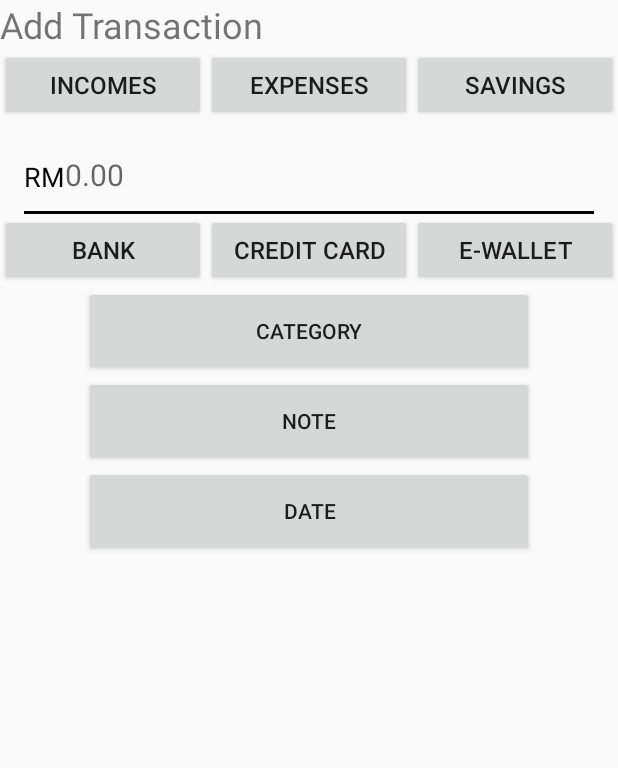
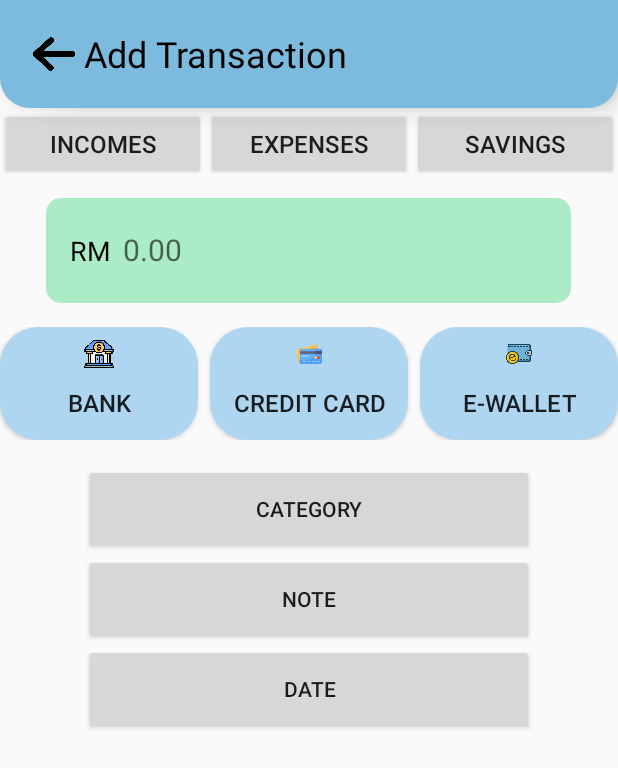
Before and after one commit to YungJKong/Finance_Budgeting_App, an Android app: the Transaction screen opened directly, with no data from a screen before it, after a tap on "ADD", on a phone screen of 412 x 824 dp. Shown: the top 768 px of the screen. Run offline under Robolectric (Android 15) with nearby library versions, the phone set to English and light mode, and no system bars.

Commit message:
UI design for transaction page

```diff
--- a/app/src/main/java/com/example/financebudgetingapp/AddTransaction.java
+++ b/app/src/main/java/com/example/financebudgetingapp/AddTransaction.java
@@ -3,6 +3,10 @@ package com.example.financebudgetingapp;
 import android.app.AlertDialog;
 import android.app.DatePickerDialog;
 import android.content.DialogInterface;
+import android.content.Intent;
+import android.graphics.Bitmap;
+import android.graphics.drawable.BitmapDrawable;
+import android.graphics.drawable.Drawable;
 import android.support.v7.app.AppCompatActivity;
 import android.os.Bundle;
 import android.view.LayoutInflater;
@@ -11,6 +15,8 @@ import android.view.View;
 import android.widget.ArrayAdapter;
 import android.widget.Button;
 import android.widget.EditText;
+import android.widget.ImageButton;
+import android.widget.ImageView;
 import android.widget.PopupMenu;
 import android.widget.Spinner;
 
@@ -24,6 +30,7 @@ public class AddTransaction extends AppCompatActivity {
     private Button btnBank, btnCredit, btnEwallet;
     private Button dateButton;
     private Calendar calendar;
+    private ImageView btnBack;
     @Override
     protected void onCreate(Bundle savedInstanceState) {
         super.onCreate(savedInstanceState);
@@ -32,6 +39,37 @@ public class AddTransaction extends AppCompatActivity {
         btnIncomes = findViewById(R.id.btnIncomes);
         btnExpenses = findViewById(R.id.btnExpenses);
         btnSavings = findViewById(R.id.btnSavings);
+        btnBank = findViewById(R.id.btnBank);
+        btnCredit = findViewById(R.id.btnCredit);
+        btnEwallet = findViewById(R.id.btnEwallet);
+        btnBack = findViewById(R.id.btnBack);
+
+        // Load the original drawable
+        Drawable originalDrawable = getResources().getDrawable(R.drawable.bank);
+        Drawable originalDrawable1 = getResources().getDrawable(R.drawable.credit_card);
+        Drawable originalDrawable2 = getResources().getDrawable(R.drawable.wallet);
+
+    // Calculate the desired width and height for the resized drawable
+        int desiredWidth = 30;  // Set your desired width in pixels
+        int desiredHeight = 30; // Set your desired height in pixels
+
+    // Resize the drawable
+        Drawable resizedDrawable = resizeDrawable(originalDrawable, desiredWidth, desiredHeight);
+        Drawable resizedDrawable1 = resizeDrawable(originalDrawable1, desiredWidth, desiredHeight);
+        Drawable resizedDrawable2 = resizeDrawable(originalDrawable2, desiredWidth, desiredHeight);
+
+    // Set the resized drawable as the top drawable for the Button
+        btnBank.setCompoundDrawablesWithIntrinsicBounds(null, resizedDrawable, null, null);
+        btnCredit.setCompoundDrawablesWithIntrinsicBounds(null, resizedDrawable1, null, null);
+        btnEwallet.setCompoundDrawablesWithIntrinsicBounds(null, resizedDrawable2, null, null);
+
+        btnBack.setOnClickListener(new View.OnClickListener() {
+            @Override
+            public void onClick(View view) {
+                // Handle the Home button click here
+                startActivity(new Intent(AddTransaction.this, Transaction.class));
+            }
+        });
 
         btnIncomes.setOnClickListener(new View.OnClickListener() {
             @Override
@@ -111,6 +149,14 @@ public class AddTransaction extends AppCompatActivity {
 
 
     }
+
+    private Drawable resizeDrawable(Drawable drawable, int width, int height) {
+        Bitmap bitmap = ((BitmapDrawable) drawable).getBitmap();
+        Bitmap resizedBitmap = Bitmap.createScaledBitmap(bitmap, width, height, false);
+        return new BitmapDrawable(getResources(), resizedBitmap);
+    }
+
+
     private void setActiveButton(Button activeButton) {
         btnIncomes.setEnabled(activeButton != btnIncomes);
         btnExpenses.setEnabled(activeButton != btnExpenses);
--- a/app/src/main/java/com/example/financebudgetingapp/Transaction.java
+++ b/app/src/main/java/com/example/financebudgetingapp/Transaction.java
@@ -5,8 +5,11 @@ import android.support.v7.app.AppCompatActivity;
 import android.os.Bundle;
 import android.view.View;
 import android.widget.Button;
+import android.widget.ImageButton;
 
 public class Transaction extends AppCompatActivity {
+
+    private ImageButton btnHome, btnAct, btnStat;
 
     private Button add;
     @Override
@@ -14,8 +17,35 @@ public class Transaction extends AppCompatActivity {
         super.onCreate(savedInstanceState);
         setContentView(R.layout.activity_transaction);
 
+        btnHome = findViewById(R.id.btnHome);
+        btnAct = findViewById(R.id.btnAct);
+        btnStat = findViewById(R.id.btnStat);
+        add = findViewById(R.id.addTran);
 
-        add = findViewById(R.id.addTran);
+        btnHome.setOnClickListener(new View.OnClickListener() {
+            @Override
+            public void onClick(View view) {
+                // Handle the Home button click here
+                startActivity(new Intent(Transaction.this, MainActivity.class));
+            }
+        });
+
+        btnAct.setOnClickListener(new View.OnClickListener() {
+            @Override
+            public void onClick(View view) {
+                // Handle the Activities button click here
+                // For example: startActivity(new Intent(MainActivity.this, ActivitiesActivity.class));
+                startActivity(new Intent(Transaction.this, com.example.financebudgetingapp.Transaction.class));
+            }
+        });
+
+        btnStat.setOnClickListener(new View.OnClickListener() {
+            @Override
+            public void onClick(View view) {
+                // Handle the Statistics button click here
+                // For example: startActivity(new Intent(MainActivity.this, StatisticsActivity.class));
+            }
+        });
         add.setOnClickListener(new View.OnClickListener() {
             @Override
             public void onClick(View view) {
--- /dev/null
+++ b/app/src/main/res/drawable/box4.xml
@@ -0,0 +1,8 @@
+<?xml version="1.0" encoding="utf-8"?>
+<shape xmlns:android="http://schemas.android.com/apk/res/android">
+    <solid android:color="#ABEBC6" /> <!-- Background color -->
+    <corners android:radius="10dp" /> <!-- Rounded corner radius -->
+    <size
+        android:width="180dp"
+        android:height="50dp" /> <!-- Custom height -->
+</shape>
--- /dev/null
+++ b/app/src/main/res/drawable/rounded_button.xml
@@ -0,0 +1,5 @@
+<?xml version="1.0" encoding="utf-8"?>
+<shape xmlns:android="http://schemas.android.com/apk/res/android">
+    <solid android:color="#AED6F1" />
+    <corners android:radius="25dp" />
+</shape>
--- a/app/src/main/res/layout/activity_add_transaction.xml
+++ b/app/src/main/res/layout/activity_add_transaction.xml
@@ -6,23 +6,49 @@
     android:layout_height="match_parent"
     tools:context=".AddTransaction">
 
+
     <LinearLayout
         android:layout_width="match_parent"
         android:layout_height="match_parent"
         android:orientation="vertical">
 
+        <RelativeLayout
+            android:id="@+id/transaction"
+            android:layout_width="match_parent"
+            android:layout_height="wrap_content"
+            android:background="@drawable/bar"
+            android:elevation="10dp"
+            android:padding="16dp"
+            app:layout_constraintTop_toTopOf="parent">
+
+            <ImageView
+                android:id="@+id/btnBack"
+                android:layout_width="40dp"
+                android:layout_height="40dp"
+                android:layout_alignParentStart="true"
+                android:layout_centerVertical="true"
+                android:contentDescription="Back Button"
+                android:clickable="true"
+                android:src="@drawable/back" />
+
             <TextView
                 android:id="@+id/tv_addTrans"
                 android:layout_width="match_parent"
                 android:layout_height="wrap_content"
+                android:layout_toEndOf="@id/btnBack"
                 android:text="Add Transaction"
-            android:textSize="24sp" />
+                android:textSize="24sp"
+                android:textColor="@color/black"
+                android:layout_centerVertical="true"/>
+        </RelativeLayout>
+
 
         <LinearLayout
             android:layout_width="match_parent"
             android:layout_height="wrap_content"
             android:gravity="center"
-            android:orientation="horizontal">
+            android:orientation="horizontal"
+            app:layout_constraintTop_toBottomOf="@+id/transaction">
 
             <Button
                 android:id="@+id/btnIncomes"
@@ -57,9 +83,18 @@
         </LinearLayout>
 
         <RelativeLayout
-            android:layout_width="wrap_content"
+            android:layout_width="match_parent"
             android:layout_height="wrap_content"
+            android:layout_centerVertical="true"
+            android:gravity="center_horizontal">
+
+            <RelativeLayout
+                android:layout_width="350dp"
+                android:layout_height="70dp"
+                android:layout_centerHorizontal="true"
                 android:layout_marginTop="12dp"
+                android:layout_marginBottom="16dp"
+                android:background="@drawable/box4"
                 android:paddingStart="16dp"
                 android:paddingEnd="16dp">
 
@@ -67,6 +102,7 @@
                     android:id="@+id/currencyTextView"
                     android:layout_width="wrap_content"
                     android:layout_height="wrap_content"
+                    android:layout_alignParentStart="true"
                     android:layout_centerVertical="true"
                     android:text="RM"
                     android:textColor="@color/black"
@@ -76,6 +112,9 @@
                     android:id="@+id/amountEditText"
                     android:layout_width="match_parent"
                     android:layout_height="48dp"
+                    android:layout_centerHorizontal="true"
+                    android:layout_centerVertical="true"
+                    android:layout_marginStart="8dp"
                     android:layout_toEndOf="@id/currencyTextView"
                     android:background="@null"
                     android:hint="0.00"
@@ -83,46 +122,51 @@
                     android:textColor="@color/black"
                     android:textSize="20sp" />
 
-            <View
-                android:layout_width="match_parent"
-                android:layout_height="2dp"
-                android:layout_below="@id/amountEditText"
-                android:background="@color/black" />
+            </RelativeLayout>
         </RelativeLayout>
 
         <LinearLayout
             android:layout_width="match_parent"
             android:layout_height="wrap_content"
+            android:layout_marginBottom="16dp"
             android:gravity="center"
             android:orientation="horizontal">
 
             <Button
                 android:id="@+id/btnBank"
                 android:layout_width="0dp"
-                android:layout_height="wrap_content"
+                android:layout_height="75dp"
+                android:layout_marginEnd="8dp"
                 android:layout_weight="1"
-                android:drawablePadding="8dp"
-                android:padding="12dp"
+                android:background="@drawable/rounded_button"
+                android:drawableTop="@drawable/bank"
+                android:drawablePadding="5dp"
+                android:padding="8dp"
                 android:text="Bank"
                 android:textSize="16sp" />
 
             <Button
                 android:id="@+id/btnCredit"
                 android:layout_width="0dp"
-                android:layout_height="wrap_content"
+                android:layout_height="75dp"
+                android:layout_marginEnd="8dp"
                 android:layout_weight="1"
-                android:drawablePadding="8dp"
-                android:padding="12dp"
+                android:background="@drawable/rounded_button"
+                android:drawableTop="@drawable/credit_card"
+                android:drawablePadding="5dp"
+                android:padding="8dp"
                 android:text="Credit Card"
                 android:textSize="16sp" />
 
             <Button
                 android:id="@+id/btnEwallet"
                 android:layout_width="0dp"
-                android:layout_height="wrap_content"
+                android:layout_height="75dp"
                 android:layout_weight="1"
-                android:drawablePadding="8dp"
-                android:padding="12dp"
+                android:background="@drawable/rounded_button"
+                android:drawableTop="@drawable/wallet"
+                android:drawablePadding="5dp"
+                android:padding="8dp"
                 android:text="E-wallet"
                 android:textSize="16sp" />
 
@@ -148,6 +192,7 @@
                 android:text="Category" />
 
         </LinearLayout>
+
         <LinearLayout
             android:layout_width="match_parent"
             android:layout_height="wrap_content"
@@ -191,6 +236,5 @@
         </LinearLayout>
 
 
-
     </LinearLayout>
 </android.support.constraint.ConstraintLayout>
--- a/app/src/main/res/layout/activity_transaction.xml
+++ b/app/src/main/res/layout/activity_transaction.xml
@@ -19,4 +19,13 @@
 
     </LinearLayout>
 
+    <include
+        android:id="@+id/bottomNavigation"
+        layout="@layout/bottom_navigation"
+        android:layout_width="0dp"
+        android:layout_height="wrap_content"
+        app:layout_constraintBottom_toBottomOf="parent"
+        app:layout_constraintEnd_toEndOf="parent"
+        app:layout_constraintStart_toStartOf="parent" />
+
 </android.support.constraint.ConstraintLayout>
```
Also changed, not shown: app/src/main/res/drawable-v24/back.png (added), app/src/main/res/drawable-v24/bank.png (added), app/src/main/res/drawable-v24/credit_card.png (added), app/src/main/res/drawable-v24/wallet.png (added). Lines whose indentation alone changed are shown as unchanged.
